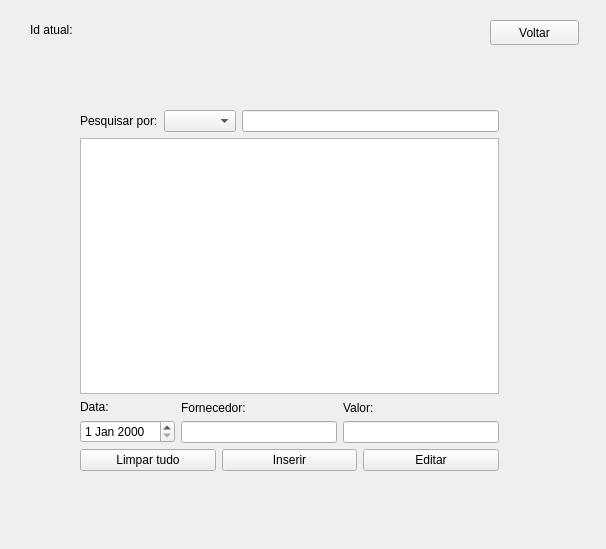
This is ERP-Santander/faturas.ui in MatheusHrique/ERP-Santander as Qt 5 draws it before an edit. The edited form follows.
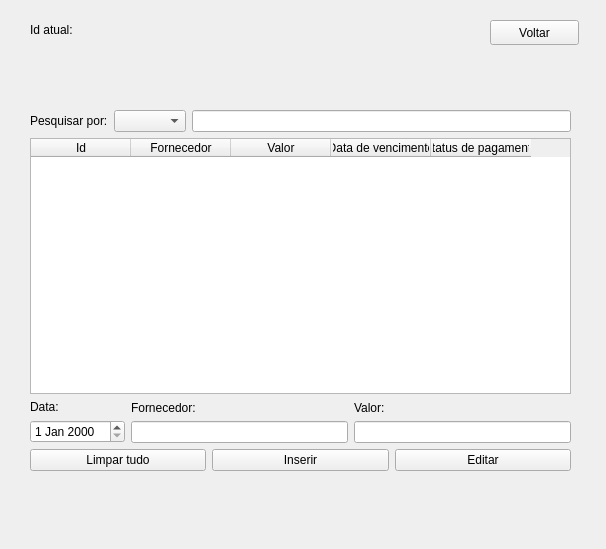
This is the edited form.

Commit message: :bug: fix: Tabela fatura funcionando

What changed in the file:
```diff
--- a/ERP-Santander/faturas.ui
+++ b/ERP-Santander/faturas.ui
@@ -52,12 +52,12 @@
     <string>Voltar</string>
    </property>
   </widget>
-  <widget class="QWidget" name="">
+  <widget class="QWidget" name="layoutWidget">
    <property name="geometry">
     <rect>
-     <x>80</x>
+     <x>30</x>
      <y>110</y>
-     <width>419</width>
+     <width>541</width>
      <height>361</height>
     </rect>
    </property>
@@ -80,7 +80,33 @@
      </layout>
     </item>
     <item>
-     <widget class="QTableWidget" name="tableWidget"/>
+     <widget class="QTableWidget" name="tableWidget">
+      <column>
+       <property name="text">
+        <string>Id</string>
+       </property>
+      </column>
+      <column>
+       <property name="text">
+        <string>Fornecedor</string>
+       </property>
+      </column>
+      <column>
+       <property name="text">
+        <string>Valor</string>
+       </property>
+      </column>
+      <column>
+       <property name="text">
+        <string>Data de vencimento</string>
+       </property>
+      </column>
+      <column>
+       <property name="text">
+        <string>Status de pagamento</string>
+       </property>
+      </column>
+     </widget>
     </item>
     <item>
      <layout class="QVBoxLayout" name="verticalLayout_4">
```
The commit also changes 26 other files.
